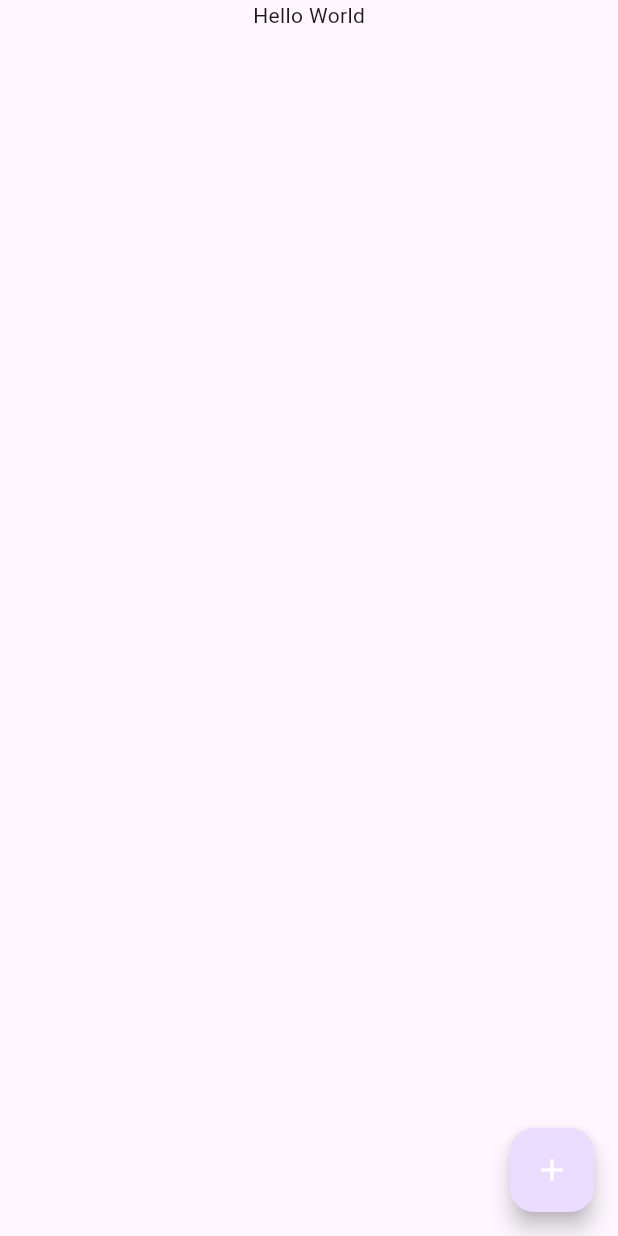
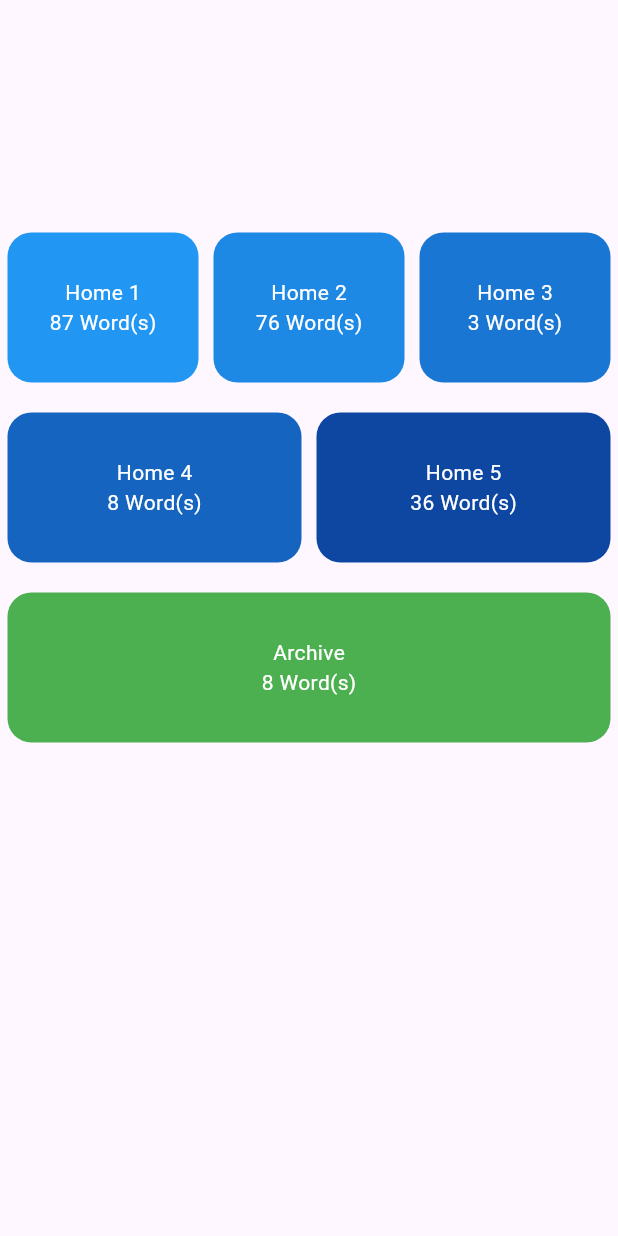
Before and after one commit to mohamad171/open_litner, a Flutter app: the screen it shows after launch, on a phone screen of 412 x 824 dp. Run offline on Flutter 3.47's test engine with Material 3 defaults, Android fonts, the phone set to English and light mode, and no system bars; our stand-ins replace appwrite, get, get_storage.

Commit message:
words screen , boxes screen

```diff
--- a/lib/constants/route.dart
+++ b/lib/constants/route.dart
@@ -1,11 +1,13 @@
 
 import 'package:get/get_navigation/src/routes/get_route.dart';
 import 'package:open_litner/screens/home.dart';
+import 'package:open_litner/screens/words.dart';
 
 
 class Routes {
   static List<GetPage> get page => [
         GetPage(name: '/home', page: () => HomeScreen()),
+        GetPage(name: '/words', page: () => WordsScreen()),
 
 
 
--- a/lib/screens/home.dart
+++ b/lib/screens/home.dart
@@ -1,22 +1,91 @@
-
 // ignore_for_file: prefer_const_constructors, prefer_const_literals_to_create_immutables
 
 import 'package:flutter/material.dart';
 import 'package:get/get.dart';
+import 'package:open_litner/widgets/box_widget.dart';
 
 class HomeScreen extends StatelessWidget {
   HomeScreen({super.key});
 
   @override
   Widget build(BuildContext context) {
-    return SafeArea(child: Scaffold(
-      floatingActionButton: FloatingActionButton(onPressed: (){
-        // TODO: Should add new Record dialog
-      },
-      child: Icon(Icons.add,color: Colors.white,),),
-      body: Column(children: [
-        Center(child: Text("Hello World"),)
-      ],),
+    return SafeArea(
+        child: Scaffold(
+      body: Column(
+        children: [
+          SizedBox(
+            height: 150,
+          ),
+          Row(
+            children: [
+              Expanded(
+                child: GestureDetector(
+                  onTap: () {
+                    Get.toNamed("/words");
+                  },
+                  child: BoxWidget(
+                    title: 'Home 1',
+                    wordsCount: 87,
+                    bgColor: Colors.blue.shade500,
+                  ),
+                ),
+              ),
+              Expanded(
+                  child: GestureDetector(
+                onTap: () {},
+                child: BoxWidget(
+                    title: 'Home 2',
+                    wordsCount: 76,
+                    bgColor: Colors.blue.shade600),
+              )),
+              Expanded(
+                  child: GestureDetector(
+                onTap: () {},
+                child: BoxWidget(
+                    title: 'Home 3',
+                    wordsCount: 3,
+                    bgColor: Colors.blue.shade700),
+              )),
+            ],
+          ),
+          SizedBox(
+            height: 10,
+          ),
+          Row(
+            children: [
+              Expanded(
+                  child: GestureDetector(
+                onTap: () {},
+                child: BoxWidget(
+                    title: 'Home 4',
+                    wordsCount: 8,
+                    bgColor: Colors.blue.shade800),
+              )),
+              Expanded(
+                  child: GestureDetector(
+                onTap: () {},
+                child: BoxWidget(
+                    title: 'Home 5',
+                    wordsCount: 36,
+                    bgColor: Colors.blue.shade900),
+              )),
+            ],
+          ),
+          SizedBox(
+            height: 10,
+          ),
+          Row(
+            children: [
+              Expanded(
+                  child: BoxWidget(
+                title: 'Archive',
+                wordsCount: 8,
+                bgColor: Colors.green,
+              )),
+            ],
+          ),
+        ],
+      ),
     ));
   }
 }
--- /dev/null
+++ b/lib/widgets/box_widget.dart
@@ -0,0 +1,35 @@
+import 'package:flutter/material.dart';
+
+class BoxWidget extends StatelessWidget {
+  String? title;
+  int? wordsCount;
+  Color? bgColor;
+  BoxWidget({super.key, required this.title, required this.wordsCount,this.bgColor});
+
+  @override
+  Widget build(BuildContext context) {
+    return Container(
+                height: 100,
+                margin: EdgeInsets.all(5),
+                padding: EdgeInsets.all(5),
+                decoration: BoxDecoration(
+                    color: bgColor ?? Colors.blue,
+                    borderRadius: BorderRadius.all(Radius.circular(16))),
+                child: Center(
+                  child: Column(
+                    mainAxisAlignment: MainAxisAlignment.center,
+                    children: [
+                      Text(
+                        "${title}",
+                        style: TextStyle(color: Colors.white),
+                      ),
+                      Text(
+                        "${wordsCount} Word(s)",
+                        style: TextStyle(color: Colors.white),
+                      )
+                    ],
+                  ),
+                ),
+              );
+  }
+}
```
Also changed, not shown: lib/screens/words.dart (added, +82 -0 lines), lib/widgets/word_widget.dart (added, +19 -0 lines), 3 other files.
